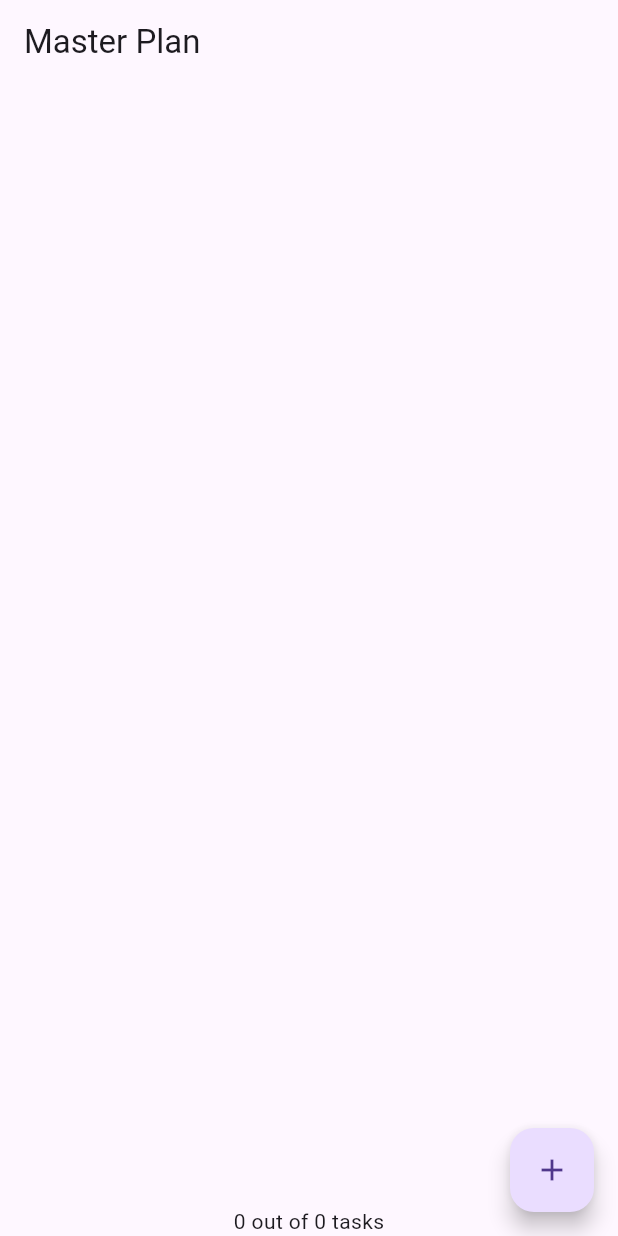
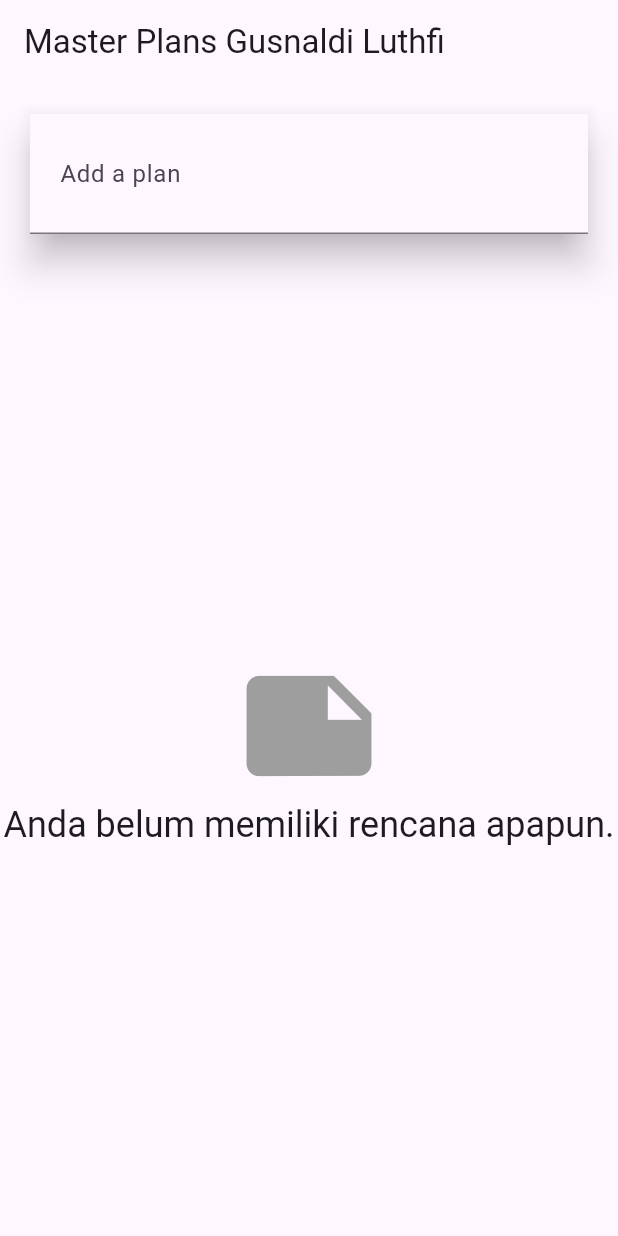
Before and after one commit to Gusnaldi99/flutter_masterplan, a Flutter app: the screen it shows after launch, on a phone screen of 412 x 824 dp. Run offline on Flutter 3.47's test engine with Material 3 defaults, Android fonts, the phone set to English and light mode, and no system bars.

Commit message:
Commit prak 3

```diff
--- a/lib/Provider/plan_provider.dart
+++ b/lib/Provider/plan_provider.dart
@@ -1,5 +1,5 @@
 import 'package:flutter/material.dart';
-import 'package:flutter_masterplan/Models/data_layer.dart';
+import 'package:flutter_masterplan/Models/plan.dart';
 
 class PlanProvider extends InheritedNotifier<ValueNotifier<List<Plan>>> {
   const PlanProvider({
--- a/lib/main.dart
+++ b/lib/main.dart
@@ -1,22 +1,23 @@
 import 'package:flutter/material.dart';
+import 'package:flutter_masterplan/Models/plan.dart';
 import 'package:flutter_masterplan/Provider/plan_provider.dart';
-import 'package:flutter_masterplan/views/plan_screen.dart';
-import 'package:flutter_masterplan/Models/plan.dart';
+import 'package:flutter_masterplan/views/plan_creator_screen.dart';
 
-void main() => runApp(const MasterPlanApp());
+void main() => runApp(MasterPlanApp());
 
 class MasterPlanApp extends StatelessWidget {
   const MasterPlanApp({super.key});
 
   @override
   Widget build(BuildContext context) {
-    return MaterialApp(
-      theme: ThemeData(primarySwatch: Colors.purple),
-      home: PlanProvider(
-        child: const PlanScreen(),
-        notifier: ValueNotifier<List<Plan>>([const Plan()]),
+    return PlanProvider(
+      notifier: ValueNotifier<List<Plan>>(const []),
+      child: MaterialApp(
+        title: 'State management app',
+        theme: ThemeData(primarySwatch: Colors.blue),
+        home: const PlanCreatorScreen(),
+        debugShowCheckedModeBanner: false,
       ),
-      debugShowCheckedModeBanner: false,
     );
   }
 }
--- /dev/null
+++ b/lib/views/plan_creator_screen.dart
@@ -0,0 +1,96 @@
+import 'package:flutter/material.dart';
+import 'package:flutter_masterplan/Models/data_layer.dart';
+import 'package:flutter_masterplan/Provider/plan_provider.dart';
+import 'package:flutter_masterplan/views/plan_screen.dart';
+
+class PlanCreatorScreen extends StatefulWidget {
+  const PlanCreatorScreen({super.key});
+
+  @override
+  State<PlanCreatorScreen> createState() => _PlanCreatorScreenState();
+}
+
+class _PlanCreatorScreenState extends State<PlanCreatorScreen> {
+  @override
+  Widget build(BuildContext context) {
+    return Scaffold(
+      // ganti ‘Namaku' dengan nama panggilan Anda
+      appBar: AppBar(title: const Text('Master Plans Gusnaldi Luthfi')),
+      body: Column(
+        children: [_buildListCreator(), Expanded(child: _buildMasterPlans())],
+      ),
+    );
+  }
+
+  Widget _buildListCreator() {
+    return Padding(
+      padding: const EdgeInsets.all(20.0),
+      child: Material(
+        color: Theme.of(context).cardColor,
+        elevation: 10,
+        child: TextField(
+          controller: textController,
+          decoration: const InputDecoration(
+            labelText: 'Add a plan',
+            contentPadding: EdgeInsets.all(20),
+          ),
+          onEditingComplete: addPlan,
+        ),
+      ),
+    );
+  }
+
+  void addPlan() {
+    final text = textController.text;
+    if (text.isEmpty) {
+      return;
+    }
+    final plan = Plan(name: text, tasks: []);
+    ValueNotifier<List<Plan>> planNotifier = PlanProvider.of(context);
+    planNotifier.value = List<Plan>.from(planNotifier.value)..add(plan);
+    textController.clear();
+    FocusScope.of(context).requestFocus(FocusNode());
+    setState(() {});
+  }
+
+  Widget _buildMasterPlans() {
+    ValueNotifier<List<Plan>> planNotifier = PlanProvider.of(context);
+    List<Plan> plans = planNotifier.value;
+
+    if (plans.isEmpty) {
+      return Column(
+        mainAxisAlignment: MainAxisAlignment.center,
+        children: <Widget>[
+          const Icon(Icons.note, size: 100, color: Colors.grey),
+          Text(
+            'Anda belum memiliki rencana apapun.',
+            style: Theme.of(context).textTheme.headlineSmall,
+          ),
+        ],
+      );
+    }
+    return ListView.builder(
+      itemCount: plans.length,
+      itemBuilder: (context, index) {
+        final plan = plans[index];
+        return ListTile(
+          title: Text(plan.name),
+          subtitle: Text(plan.completenessMessage),
+          onTap: () {
+            Navigator.of(
+              context,
+            ).push(MaterialPageRoute(builder: (_) => PlanScreen(plan: plan)));
+          },
+        );
+      },
+    );
+  }
+
+  final textController = TextEditingController();
+
+  @override
+  void dispose() {
+    textController.dispose();
+    super.dispose();
+  }
+}
```
Also changed, not shown: lib/views/plan_screen.dart (+53 -58 lines), assets/images/Praktikum1.gif (added), assets/images/Praktikum2.gif (added), 1 other file.
